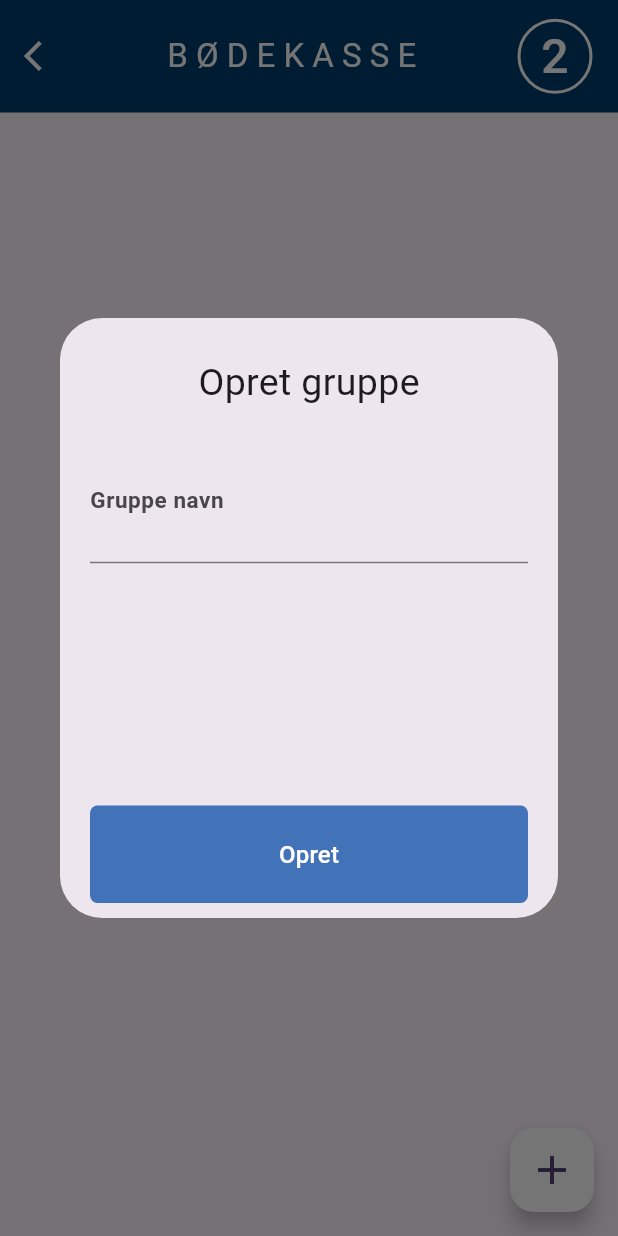
After one commit to HildaTipsyToe/TicketBox, a Flutter app: the DashboardView screen opened by its route, after a tap on the "add" icon, on a phone screen of 412 x 824 dp. The commit adds this screen. Run offline on Flutter 3.47's test engine with Material 3 defaults, Android fonts, the phone set to English and light mode, and no system bars; our stand-ins replace cloud_firestore, firebase_auth, firebase_core, get_it, go_router; accounts and stored records are empty.

Commit message:
dashboard primarly done, added streams to the group_repository, and made the dashboard create, delete, denied and accept groups

```diff
--- a/lib/infrastructure/repository/group_repository.dart
+++ b/lib/infrastructure/repository/group_repository.dart
@@ -9,7 +9,7 @@ import 'package:ticketbox/infrastructure/datasource/auth_datasource.dart';
 /// Abstract class that represent the group reposistory
 ///
 /// This interface defines the contract for memberships-related data operations.
-abstract class IGroupReposistory {
+abstract class IGroupRepository {
   Future<String> addGroup(Map<String, dynamic> groupData);
   Future<void> updateGroup(String id, Map<String, dynamic> newData);
   Future<void> deleteGroup(String groupId);
@@ -21,7 +21,7 @@ abstract class IGroupReposistory {
 /// - create group
 /// - update group
 /// - deleting group
-class GroupRepository extends IGroupReposistory {
+class GroupRepository extends IGroupRepository {
   final ApiDataSource _apiDataSource;
 
   GroupRepository(this._apiDataSource);
--- a/lib/infrastructure/repository/membership_repository.dart
+++ b/lib/infrastructure/repository/membership_repository.dart
@@ -1,6 +1,7 @@
 import 'dart:developer';
 import 'package:cloud_firestore/cloud_firestore.dart';
 import 'package:firebase_auth/firebase_auth.dart';
+import 'package:flutter/scheduler.dart';
 import 'package:ticketbox/config/injection_container.dart';
 import 'package:ticketbox/domain/entities/membership.dart';
 import 'package:ticketbox/infrastructure/datasource/api_datasource.dart';
@@ -11,7 +12,8 @@ import 'package:ticketbox/infrastructure/repository/auth_repository.dart';
 /// This interface defines the contract for memberships-related data operations.
 abstract class IMembershipRepository {
   Future<List<Membership>> getMembershipsByGroupId(String id);
-  Future<List<Membership>> getMembershipByUserID(String id);
+  Stream<List<Membership>> getGroupsByUserIDStream(String id);
+  Future<List<Membership>> getGroupByUserID(String id);
   Future<void> addMembership(Membership membershipData);
   Future<void> updateMembership(String id, Map<String, dynamic> newData);
   Future<void> deleteMembership(Membership membership);
@@ -24,6 +26,7 @@ abstract class IMembershipRepository {
 /// The [MembershipRepository] have methods for:
 /// - create membership
 /// - retriving membership by user ID
+/// - retriving membership by user ID as a stream
 /// - retriving membership by group ID
 /// - update membership
 /// - deleting membership
@@ -140,17 +143,31 @@ class MembershipRepository extends IMembershipRepository {
     }
   }
 
+  /// Method for retriving memberships by the user ID as a stream with value [id]
+  @override
+  Stream<List<Membership>> getGroupsByUserIDStream(String id) {
+    return _apiDataSource.membershipCollection
+        .where('userId', isEqualTo: id)
+        .snapshots()
+        .map((querySnapshot) => querySnapshot.docs
+            .map((doc) => Membership.fromMap(doc.data() as Map<String, dynamic>)
+                .copyWith(membershipId: doc.id))
+            .toList());
+  }
+
   /// Method for retriving memberships by the user ID with value [id]
   @override
-  Future<List<Membership>> getMembershipByUserID(String id) async {
+  Future<List<Membership>> getGroupByUserID(String id) async {
     try {
       var querySnapshot = await _apiDataSource.membershipCollection
           .where('userId', isEqualTo: id)
-          .get();
+          .get(const GetOptions(source: Source.server));
 
       List<Membership> membership = querySnapshot.docs
           .map((doc) => Membership.fromMap(doc.data() as Map<String, dynamic>)
-              .copyWith(membershipId: doc.id)) //using the CopyWith because the Id is the doc id, and not in the object itself.
+              .copyWith(
+                  membershipId: doc
+                      .id)) //using the CopyWith because the Id is the doc id, and not in the object itself.
           .toList();
 
       return membership;
--- /dev/null
+++ b/lib/presentation/views/dashboard/dashboard_view.dart
@@ -0,0 +1,44 @@
+import 'package:flutter/material.dart';
+import 'package:go_router/go_router.dart';
+import 'package:ticketbox/config/injection_container.dart';
+import 'package:ticketbox/presentation/views/base/base_view_scaffold.dart';
+import 'package:ticketbox/presentation/views/dashboard/dashboard_view_model.dart';
+import 'package:ticketbox/presentation/views/dashboard/dashboard_view_widget.dart';
+
+class DashboardView extends StatefulWidget {
+  const DashboardView();
+
+  @override
+  State<StatefulWidget> createState() => _DashboardView();
+}
+
+class _DashboardView extends State<DashboardView> {
+  final model = sl<DashboardViewModel>();
+
+  @override
+  Widget build(BuildContext context) {
+    return BaseViewScaffold(
+      title: 'BØDEKASSE',
+      actions: [
+        IconButton(
+          icon: const Icon(Icons.settings, color: Colors.black),
+          onPressed: () {},
+        ),
+      ],
+      floatingActionButton: FloatingActionButton(
+        onPressed: () async {
+          await model.createGroup(context);
+        },
+        backgroundColor: Colors.white,
+        child: const Icon(
+          Icons.add,
+          size: 32,
+        ),
+      ),
+      overrideOnBackPressed: () {
+        context.pop();
+      },
+      builder: (context) => DashboardViewWidget(model: model),
+    );
+  }
+}
--- /dev/null
+++ b/lib/presentation/views/dashboard/dashboard_view_model.dart
@@ -0,0 +1,138 @@
+import 'package:cloud_firestore/cloud_firestore.dart';
+import 'package:flutter/material.dart';
+import 'package:ticketbox/config/injection_container.dart';
+import 'package:ticketbox/domain/entities/group.dart';
+import 'package:ticketbox/domain/entities/membership.dart';
+import 'package:ticketbox/domain/entities/user.dart';
+import 'package:ticketbox/infrastructure/repository/group_repository.dart';
+import 'package:ticketbox/infrastructure/repository/membership_repository.dart';
+import 'package:ticketbox/presentation/views/base/base_view_model.dart';
+import 'package:ticketbox/presentation/views/widget/buttons/filled_button.dart';
+
+class DashboardViewModel extends BaseViewModel {
+  DashboardViewModel();
+
+  Stream<List<Membership>> fetchGroups() {
+    List<Membership> tempMemberships;
+    try {
+      return sl<IMembershipRepository>()
+          .getGroupsByUserIDStream(sl<TBUser>().userId);
+
+      // sl<IMembershipRepository>()
+      //     .test(sl<TBUser>().userId);
+      // return tempMemberships;
+    } catch (error) {
+      print("FAILED!: $error");
+      Exception('ERROR IN THE MAKING!');
+      return Stream.value([]);
+    }
+  }
+
+  Future<void> leaveGroup(Membership data) async {
+    await sl<IMembershipRepository>().deleteMembership(data);
+  }
+
+  Future<void> updateRole(String id, Membership newData) async {
+    await sl<IMembershipRepository>().updateMembership(id, newData.toJson());
+  }
+
+  Future<void> createGroup(BuildContext context) async {
+    TextEditingController nameController = TextEditingController();
+
+    return showDialog(
+        context: context,
+        builder: (BuildContext context) {
+          return Dialog(
+            child: SizedBox(
+                width: 400,
+                height: 400,
+                child: Column(
+                  children: [
+                    Center(
+                        child: Container(
+                      margin: const EdgeInsets.symmetric(vertical: 25),
+                      child: const Text(
+                        "Opret gruppe",
+                        style: TextStyle(fontSize: 25),
+                      ),
+                    )),
+                    Expanded(
+                      child: Container(
+                        padding: const EdgeInsets.all(20),
+                        child: TextFormField(
+                          decoration: const InputDecoration(
+                            label: Text(
+                              'Gruppe navn',
+                              style: TextStyle(
+                                fontSize: 20,
+                              ),
+                            ),
+                            floatingLabelBehavior: FloatingLabelBehavior.always,
+                            labelStyle: TextStyle(
+                                fontSize: 18, fontWeight: FontWeight.bold),
+                          ),
+                          controller: nameController,
+                        ),
+                      ),
+                    ),
+                    TBFilledButton(
+                      onPressed: () async {
+                        if (nameController.text.isNotEmpty) {
+                          try {
+                            await sl<IGroupRepository>().addGroup(
+                                Group(groupName: nameController.text).toJson());
+                          } on Exception {
+                            Exception('FAILED TO CREATE GROUP!');
+                          }
+                          if (context.mounted) {
+                            Navigator.pop(context);
+                          }
+                        }
+                      },
+                      text: "Opret",
+                    ),
+                  ],
+                )),
+          );
+        });
+  }
+
+  Future<void> deleteGroup(BuildContext context, String id) async {
+    return showDialog(
+      context: context,
+      builder: (BuildContext context) {
+        return Dialog(
+          child: SizedBox(
+            width: 200,
+            height: 200,
+            child: Column(
+              children: [
+                Center(
+                  child: Container(
+                    margin: EdgeInsets.symmetric(vertical: 25),
+                    child: const Text(
+                      'Slet bødekasse',
+                      style: TextStyle(fontSize: 25),
+                    ),
+                  ),
+                ),
+                TBFilledButton(
+                  onPressed: () async {
+                    try {
+                      sl<IGroupRepository>().deleteGroup(id);
+                      Navigator.pop(context);
+                    } on Exception {
+                      Exception('DELETE GROUP FAILED');
+                      Navigator.pop(context);
+                    }
+                  },
+                  text: 'Fjern bødekasse',
+                ),
+              ],
+            ),
+          ),
+        );
+      },
+    );
+  }
+}
--- a/lib/presentation/views/login/login_view_widget.dart
+++ b/lib/presentation/views/login/login_view_widget.dart
@@ -20,7 +20,7 @@ class LoginViewWidget extends StatelessWidget {
               const Text('Du er logget ind'),
               TBFilledButton(
                   onPressed: () {
-                    context.push("/chat");
+                    context.goNamed('dashboard');
                   },
                   text: 'OK')
             ],
```
Also changed, not shown: lib/config/injection_container.dart (+6 -3 lines), lib/presentation/views/dashboard/dashboard_view_widget.dart (added, +192 -0 lines), lib/presentation/views/login/login_view_model.dart (+13 -7 lines), lib/routing/go_routes.dart (+9 -7 lines).
